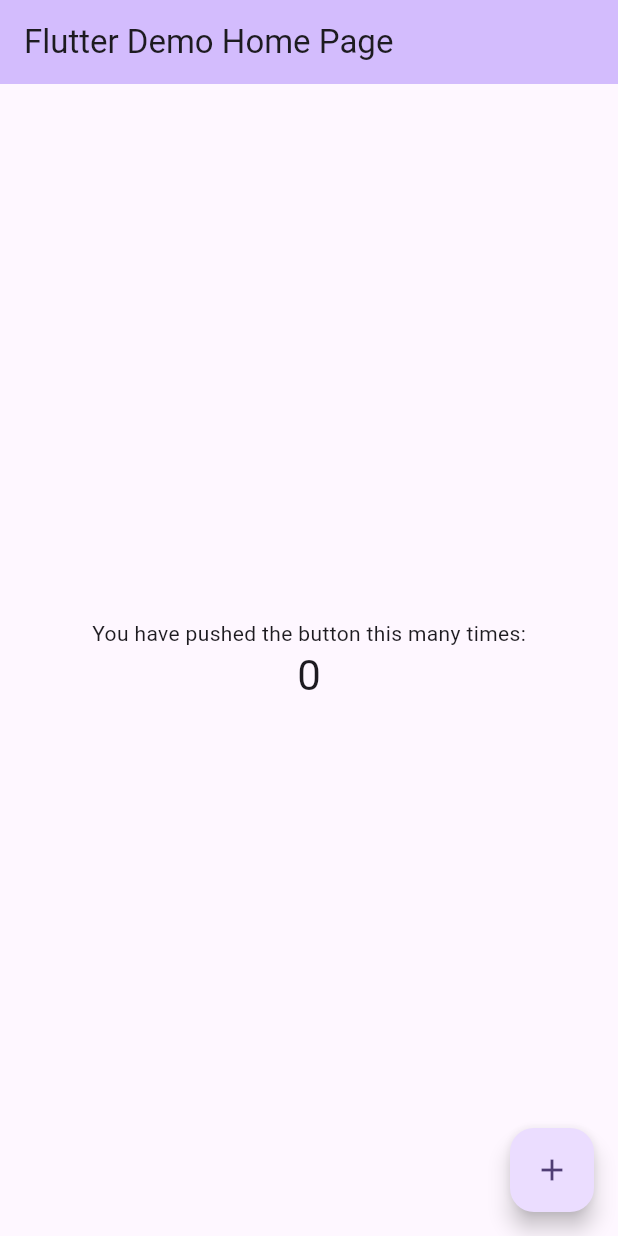
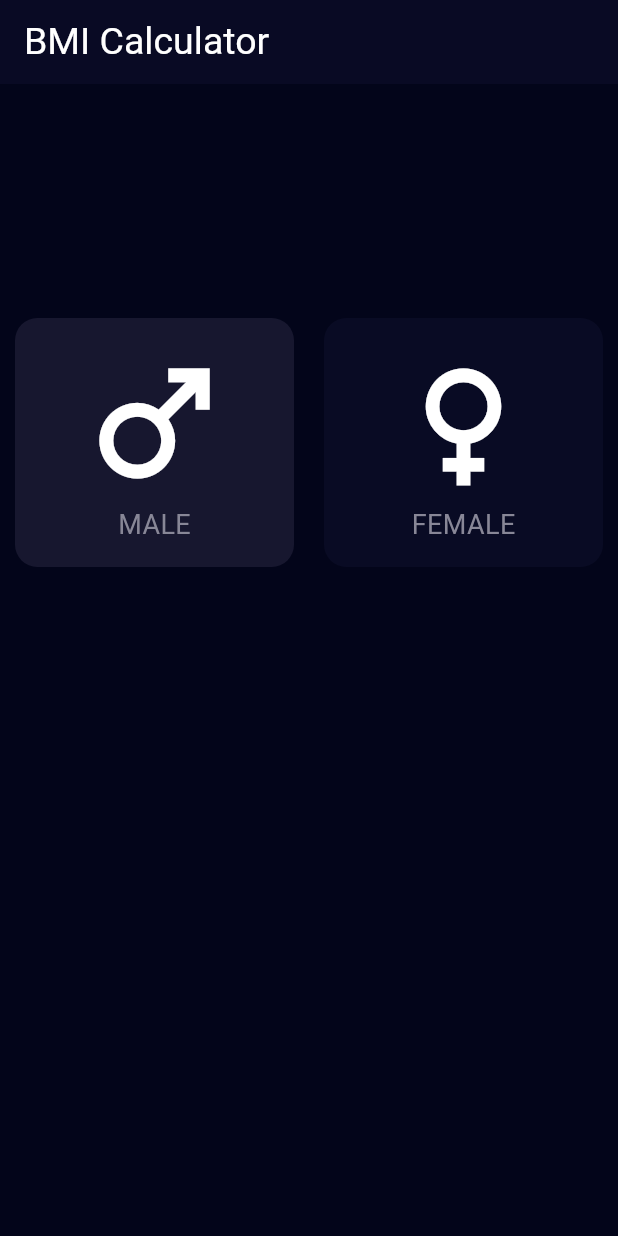
Before and after one commit to IbrahimEid01/BMI-Calculator, a Flutter app: the screen it shows after launch, on a phone screen of 412 x 824 dp. Run offline on Flutter 3.47's test engine with Material 3 defaults, Android fonts, the phone set to English and light mode, and no system bars.

Commit message:
add section gender

```diff
--- /dev/null
+++ b/lib/enum_active.dart
@@ -0,0 +1,12 @@
+
+
+enum ActiveCard {
+  weight,
+  age,
+  height,
+}
+
+enum Gender {
+  male,
+  female,
+}
--- /dev/null
+++ b/lib/gender_section.dart
@@ -0,0 +1,128 @@
+import 'package:bmi_calculator_ll/enum_active.dart';
+import 'package:flutter/material.dart';
+
+class GenderSection extends StatelessWidget {
+  const GenderSection({
+    super.key,
+    required this.selectedGender,
+    required this.onSelect,
+  });
+
+  final Gender selectedGender;
+  final Function(Gender) onSelect;
+
+  @override
+  Widget build(BuildContext context) {
+    return Row(
+      mainAxisAlignment: MainAxisAlignment.spaceAround,
+      children: [
+        Expanded(
+          child: CardGender(
+            icon: Icons.male,
+            label: "MALE",
+            isSelected: selectedGender == Gender.male,
+            onTap: () {
+              onSelect(Gender.male);
+            },
+          ),
+        ),
+        Expanded(
+          child: CardGender(
+            icon: Icons.female,
+            label: "FEMALE",
+            isSelected: selectedGender == Gender.female,
+            onTap: () {
+              onSelect(Gender.female);
+            },
+          ),
+        ),
+      ],
+    );
+  }
+}
+
+class CardGender extends StatelessWidget {
+  const CardGender({
+    super.key,
+    required this.icon,
+    required this.label,
+    required this.isSelected,
+    required this.onTap,
+  });
+
+  final IconData icon;
+  final String label;
+  final bool isSelected;
+  final VoidCallback onTap;
+
+  @override
+  Widget build(BuildContext context) {
+    return GestureDetector(
+      onTap: onTap,
+      child: Container(
+        margin: EdgeInsets.symmetric(horizontal: 10, vertical: 15),
+        padding: EdgeInsets.symmetric(horizontal: 25, vertical: 15),
+        decoration: BoxDecoration(
+          color: isSelected ? Color(0xFF17172F) : Color(0xFF090B24),
+          borderRadius: BorderRadius.circular(15),
+        ),
+        child: Center(
+          child: Column(
+            mainAxisAlignment: MainAxisAlignment.center,
+            children: [
+              Icon(icon, size: 110, color: Colors.white),
+              Text(
+                label,
+                style: TextStyle(color: Color(0xFF888797), fontSize: 18),
+              ),
+            ],
+          ),
+        ),
+      ),
+    );
+  }
+}
+
+// import 'package:flutter/material.dart';
+
+// class GenderSection extends StatelessWidget {
+//   const GenderSection({super.key});
+
+//   @override
+//   Widget build(BuildContext context) {
+//     return Row(
+//       mainAxisAlignment: MainAxisAlignment.spaceEvenly,
+//       children: [
+//         GenderCard(iconData: Icons.male, label: "MALE"),
+//         GenderCard(iconData: Icons.female, label: "FEMALE"),
+//       ],
+//     );
+//   }
+// }
+
+// class GenderCard extends StatelessWidget {
+//   const GenderCard({super.key, required this.iconData, required this.label});
+
+//   final IconData iconData;
+//   final String label;
+
+//   @override
+//   Widget build(BuildContext context) {
+//     return Container(
+//       margin: EdgeInsets.all(10),
+//       padding: EdgeInsets.symmetric(horizontal: 35, vertical: 8),
+//       decoration: BoxDecoration(
+//         borderRadius: BorderRadius.circular(10),
+//         color: Color(0xFF090B24),
+//       ),
+//       child: Column(
+//         mainAxisAlignment: MainAxisAlignment.center,
+//         children: [
+//           Icon(iconData, size: 90, color: Colors.white),
+//           SizedBox(height: 10),
+//           Text(label, style: TextStyle(fontSize: 15, color: Colors.white)),
+//         ],
+//       ),
+//     );
+//   }
+// }
--- /dev/null
+++ b/lib/home_page.dart
@@ -0,0 +1,50 @@
+import 'package:bmi_calculator_ll/enum_active.dart';
+import 'package:bmi_calculator_ll/gender_section.dart';
+import 'package:flutter/material.dart';
+
+
+class Home extends StatefulWidget {
+  const Home({super.key});
+
+  @override
+  State<Home> createState() => _HomeState();
+}
+
+class _HomeState extends State<Home> {
+  double height = 170;
+  int weight = 60;
+  int age = 20;
+  Gender selectedGender = Gender.male;
+  ActiveCard activeCard = ActiveCard.height;
+
+  @override
+  Widget build(BuildContext context) {
+    return Scaffold(
+      backgroundColor: Color(0xFF03051A),
+      appBar: AppBar(
+        elevation: 1,
+        backgroundColor: Color(0xFF04061D),
+        title: Text(
+          "BMI Calculator",
+          style: TextStyle(color: Colors.white, fontSize: 25),
+        ),
+      ),
+
+      body: Column(
+        mainAxisAlignment: MainAxisAlignment.spaceAround,
+        children: [
+          GenderSection(
+            selectedGender: selectedGender,
+            onSelect: (gender) {
+              setState(() {
+                selectedGender = gender;
+              });
+            },
+          ),
+          SizedBox(height: 8),
+
+      ],
+      ),
+    );
+  }
+}
--- a/lib/main.dart
+++ b/lib/main.dart
@@ -1,122 +1,84 @@
+
+import 'package:bmi_calculator_ll/home_page.dart';
 import 'package:flutter/material.dart';
 
 void main() {
-  runApp(const MyApp());
+  runApp(const BmiApp());
 }
 
-class MyApp extends StatelessWidget {
-  const MyApp({super.key});
+class BmiApp extends StatelessWidget {
+  const BmiApp({super.key});
 
-  // This widget is the root of your application.
   @override
   Widget build(BuildContext context) {
-    return MaterialApp(
-      title: 'Flutter Demo',
-      theme: ThemeData(
-        // This is the theme of your application.
-        //
-        // TRY THIS: Try running your application with "flutter run". You'll see
-        // the application has a purple toolbar. Then, without quitting the app,
-        // try changing the seedColor in the colorScheme below to Colors.green
-        // and then invoke "hot reload" (save your changes or press the "hot
-        // reload" button in a Flutter-supported IDE, or press "r" if you used
-        // the command line to start the app).
-        //
-        // Notice that the counter didn't reset back to zero; the application
-        // state is not lost during the reload. To reset the state, use hot
-        // restart instead.
-        //
-        // This works for code too, not just values: Most code changes can be
-        // tested with just a hot reload.
-        colorScheme: .fromSeed(seedColor: Colors.deepPurple),
-      ),
-      home: const MyHomePage(title: 'Flutter Demo Home Page'),
+    return const MaterialApp(
+      debugShowCheckedModeBanner: false,
+      home: Home(),
     );
   }
 }
 
-class MyHomePage extends StatefulWidget {
-  const MyHomePage({super.key, required this.title});
 
-  // This widget is the home page of your application. It is stateful, meaning
-  // that it has a State object (defined below) that contains fields that affect
-  // how it looks.
 
-  // This class is the configuration for the state. It holds the values (in this
-  // case the title) provided by the parent (in this case the App widget) and
-  // used by the build method of the State. Fields in a Widget subclass are
-  // always marked "final".
 
-  final String title;
 
-  @override
-  State<MyHomePage> createState() => _MyHomePageState();
-}
 
-class _MyHomePageState extends State<MyHomePage> {
-  int _counter = 0;
 
-  void _incrementCounter() {
-    setState(() {
-      // This call to setState tells the Flutter framework that something has
-      // changed in this State, which causes it to rerun the build method below
-      // so that the display can reflect the updated values. If we changed
-      // _counter without calling setState(), then the build method would not be
-      // called again, and so nothing would appear to happen.
-      _counter++;
-    });
-  }
 
-  @override
-  Widget build(BuildContext context) {
-    // This method is rerun every time setState is called, for instance as done
-    // by the _incrementCounter method above.
-    //
-    // The Flutter framework has been optimized to make rerunning build methods
-    // fast, so that you can just rebuild anything that needs updating rather
-    // than having to individually change instances of widgets.
-    return Scaffold(
-      appBar: AppBar(
-        // TRY THIS: Try changing the color here to a specific color (to
-        // Colors.amber, perhaps?) and trigger a hot reload to see the AppBar
-        // change color while the other colors stay the same.
-        backgroundColor: Theme.of(context).colorScheme.inversePrimary,
-        // Here we take the value from the MyHomePage object that was created by
-        // the App.build method, and use it to set our appbar title.
-        title: Text(widget.title),
-      ),
-      body: Center(
-        // Center is a layout widget. It takes a single child and positions it
-        // in the middle of the parent.
-        child: Column(
-          // Column is also a layout widget. It takes a list of children and
-          // arranges them vertically. By default, it sizes itself to fit its
-          // children horizontally, and tries to be as tall as its parent.
-          //
-          // Column has various properties to control how it sizes itself and
-          // how it positions its children. Here we use mainAxisAlignment to
-          // center the children vertically; the main axis here is the vertical
-          // axis because Columns are vertical (the cross axis would be
-          // horizontal).
-          //
-          // TRY THIS: Invoke "debug painting" (choose the "Toggle Debug Paint"
-          // action in the IDE, or press "p" in the console), to see the
-          // wireframe for each widget.
-          mainAxisAlignment: .center,
-          children: [
-            const Text('You have pushed the button this many times:'),
-            Text(
-              '$_counter',
-              style: Theme.of(context).textTheme.headlineMedium,
-            ),
-          ],
-        ),
-      ),
-      floatingActionButton: FloatingActionButton(
-        onPressed: _incrementCounter,
-        tooltip: 'Increment',
-        child: const Icon(Icons.add),
-      ),
-    );
-  }
-}
+
+
+
+
+
+
+
+
+
+
+
+
+
+
+
+
+
+
+
+
+
+
+
+
+
+// import 'package:flutter/material.dart';
+// import 'package:section_13_apptesk_1/home_page.dart';
+// import 'package:section_13_apptesk_1/home_page.dart';
+
+// void main() {
+//   runApp(BimCalculator());
+// }
+
+// class BimCalculator extends StatelessWidget {
+//   const BimCalculator({super.key});
+
+//   @override
+//   Widget build(BuildContext context) {
+//     return MaterialApp(
+//       debugShowCheckedModeBanner: false,
+//       home: Scaffold(
+//         appBar: AppBar(
+//           title: Text(
+//             "BMI CALCULATOR",
+//             style: TextStyle(
+//               color: Colors.white,
+//               fontSize: 24,
+//               fontWeight: FontWeight.bold,
+//             ),
+//           ),
+//           backgroundColor: Color.fromARGB(255, 10, 17, 86),
+//         ),
+//         body: Column(children: [HomePage()]),
+//       ),
+//     );
+//   }
+// }
```
